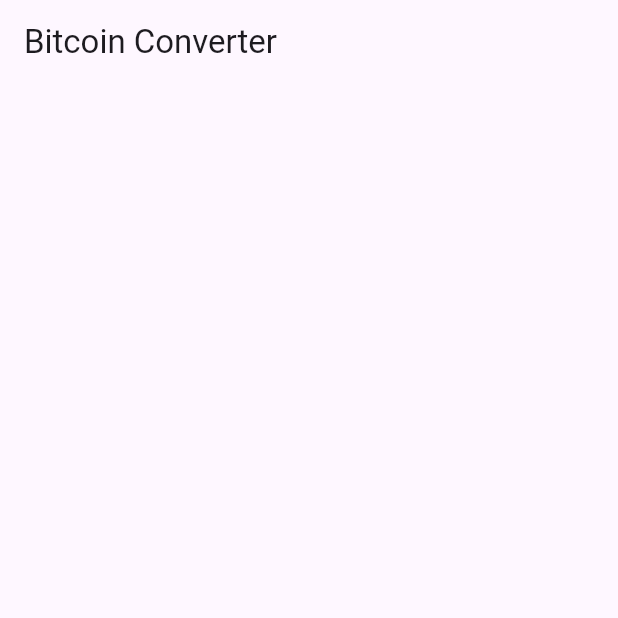
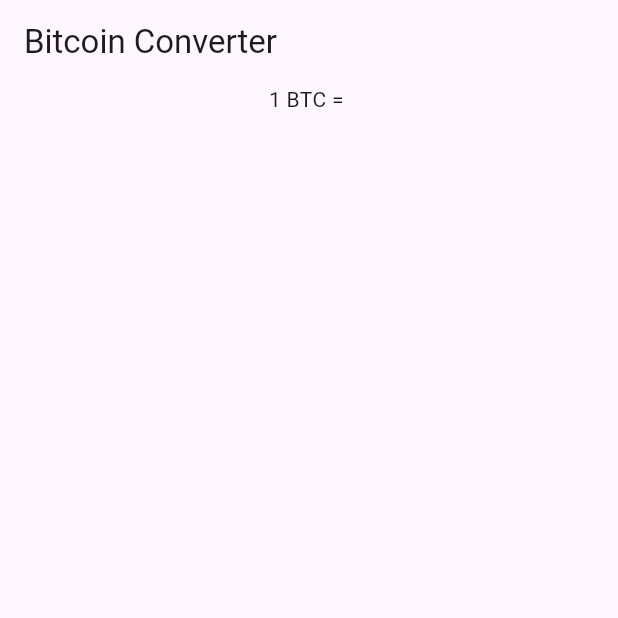
Before and after one commit to Isagani-lapira/bitcoin_converter, a Flutter app: the screen it shows after launch, on a phone screen of 412 x 824 dp, the top half of it. Run offline on Flutter 3.47's test engine with Material 3 defaults, Android fonts, the phone set to English and light mode, and no system bars.

Commit message:
Retrieve rate per currency and display data

```diff
--- a/bitcoin_converter/lib/home.dart
+++ b/bitcoin_converter/lib/home.dart
@@ -1,5 +1,8 @@
+import 'package:bitcoin_converter/service/network.dart';
 import 'package:bitcoin_converter/utilities/const.dart';
+import 'package:bitcoin_converter/widget/androidDropDown.dart';
 import 'package:bitcoin_converter/widget/dropdownentry.dart';
+import 'package:bitcoin_converter/widget/iosDropDown.dart';
 import 'package:flutter/material.dart';
 import 'dart:io' show Platform;
 
@@ -11,6 +14,33 @@
 }
 
 class _HomeState extends State<Home> {
+  String value = '';
+
+  Future getData(String crypto, String currency) async {
+    helper = NetworkHelper(assetIDBase: crypto, assetIdQuote: currency);
+    var data = await helper.getExchangeRate();
+
+    setState(() {
+      //display currency and rate
+      value = data[0].currency + '/' + data[0].rateVal;
+    });
+  }
+
+  Widget getMenuPicker() {
+    late Widget picker;
+    if (Platform.isIOS) {
+      picker = IOSDropDown(onSelectedItemChanged: (value) {
+        getData('BTC', value);
+      });
+    } else {
+      picker = AndroidDropDown(onSelected: (value) {
+        getData('BTC', value);
+      });
+    }
+
+    return picker;
+  }
+
   @override
   Widget build(BuildContext context) {
     return Scaffold(
@@ -18,9 +48,9 @@
       body: Column(
         mainAxisAlignment: MainAxisAlignment.spaceBetween,
         children: [
-          const Expanded(
+          Expanded(
             child: Column(
-              children: [],
+              children: [Text('1 BTC = $value')],
             ),
           ),
           Container(
@@ -28,7 +58,7 @@
             color: Colors.blue[400],
             width: double.infinity,
             child: Center(
-              child: (Platform.isIOS) ? getIOSEntry() : getAndroidEntry(),
+              child: getMenuPicker(),
             ),
           )
         ],
--- /dev/null
+++ b/bitcoin_converter/lib/model/crypto_data.dart
@@ -0,0 +1,11 @@
+class CryptoData {
+  final String cryptoLabel;
+  final String currency;
+  final String rateVal;
+
+  const CryptoData({
+    required this.cryptoLabel,
+    required this.currency,
+    required this.rateVal,
+  });
+}
--- /dev/null
+++ b/bitcoin_converter/lib/service/network.dart
@@ -0,0 +1,42 @@
+import 'dart:convert';
+import 'package:bitcoin_converter/model/crypto_data.dart';
+import 'package:http/http.dart' as http;
+
+class NetworkHelper {
+  final String assetIDBase;
+  final String assetIdQuote;
+
+  const NetworkHelper({required this.assetIDBase, required this.assetIdQuote});
+  final String _baseURL = 'rest.coinapi.io';
+  final String _pathUrl = '/v1/exchangerate/';
+  final String _apiKey = '7A320769-E2D0-4D77-AD9A-9280F0C7E4DF';
+
+  Future getExchangeRate() async {
+    Uri uri = Uri.http(
+      _baseURL,
+      '$_pathUrl$assetIDBase/$assetIdQuote',
+      {'apiKey': _apiKey},
+    );
+
+    http.Response response = await http.get(uri);
+    try {
+      if (response.statusCode == 200) {
+        var data = jsonDecode(response.body);
+
+        List<CryptoData> cryptoData = [];
+        cryptoData.add(CryptoData(
+          cryptoLabel: data['asset_id_base'],
+          currency: data['asset_id_quote'],
+          rateVal: data['rate'].toDouble().toStringAsFixed(5),
+        ));
+
+        return cryptoData;
+      }
+    } catch (e) {
+      print(e);
+    }
+  }
+}
+
+
+// https://rest.coinapi.io/v1/exchangerate/BTC/USD?apikey=7A320769-E2D0-4D77-AD9A-9280F0C7E4DF
--- /dev/null
+++ b/bitcoin_converter/lib/widget/androidDropDown.dart
@@ -0,0 +1,25 @@
+import 'package:flutter/material.dart';
+import '../utilities/const.dart';
+import 'dropdownentry.dart';
+
+class AndroidDropDown extends StatelessWidget {
+  const AndroidDropDown({super.key, required this.onSelected});
+
+  final Function onSelected;
+  List<DropdownMenuEntry> getAndroidEntry() {
+    List<DropdownMenuEntry<String>> entries = [];
+    for (var entry in kCURRENCIES.entries) {
+      entries.add(DropdownMenuEntry(value: entry.key, label: entry.value));
+    }
+    return entries;
+  }
+
+  @override
+  Widget build(BuildContext context) {
+    return DropdownMenu(
+      dropdownMenuEntries: getAndroidEntry(),
+      label: const Text('Currency'),
+      onSelected: (value) => {onSelected(value)},
+    );
+  }
+}
--- a/bitcoin_converter/pubspec.yaml
+++ b/bitcoin_converter/pubspec.yaml
@@ -35,6 +35,7 @@
   # The following adds the Cupertino Icons font to your application.
   # Use with the CupertinoIcons class for iOS style icons.
   cupertino_icons: ^1.0.2
+  http: ^1.2.0
 
 dev_dependencies:
   flutter_test:
```
Also changed, not shown: bitcoin_converter/lib/widget/dropdownentry.dart (+11 -1 lines), bitcoin_converter/lib/widget/iosDropDown.dart (added, +30 -0 lines), 1 other file.
